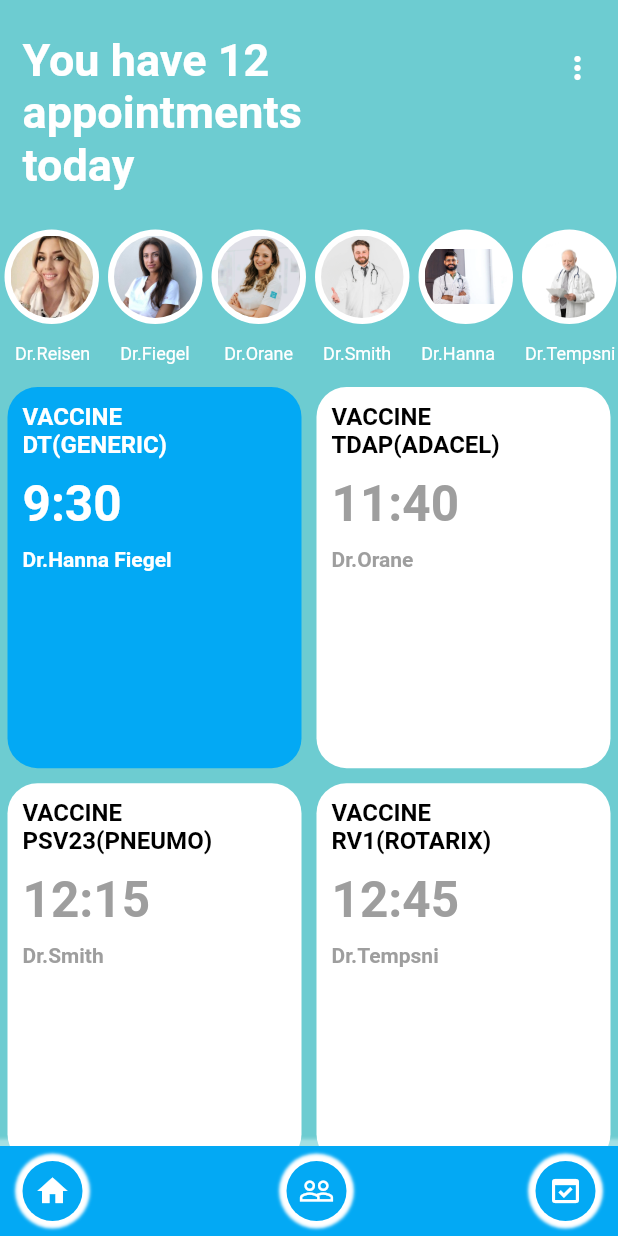
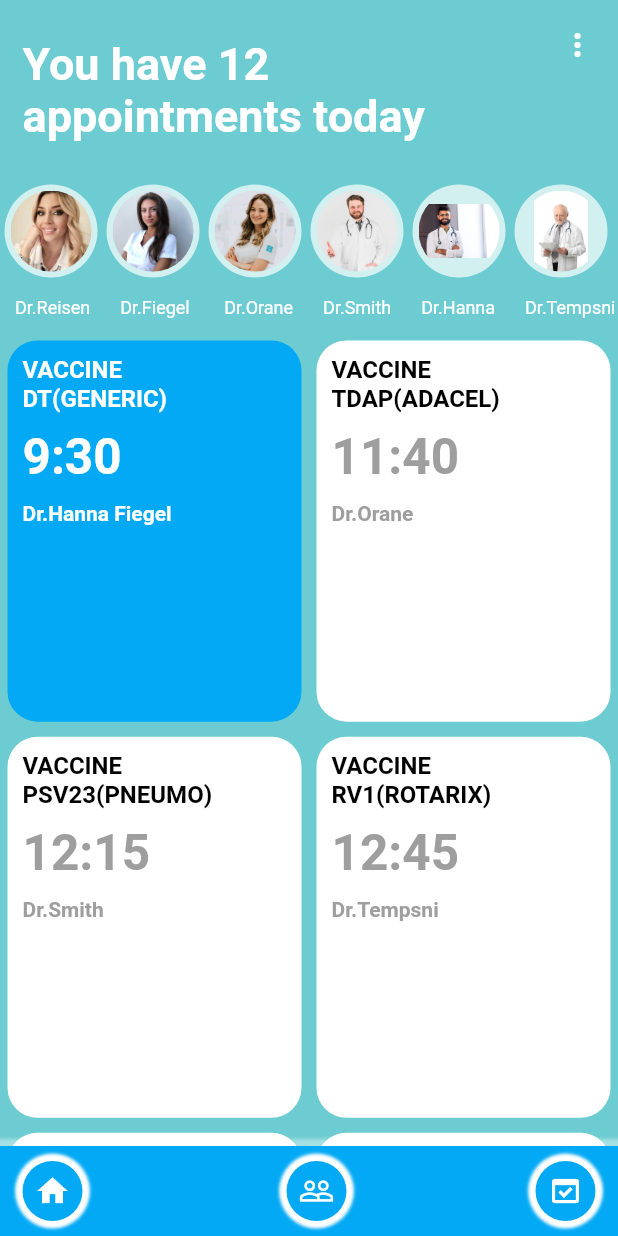
Before and after one commit to caneto/uimedicalapp, a Flutter app: the screen it shows after launch, after a tap on "Sign Up", on a phone screen of 412 x 824 dp. Run offline on Flutter 3.47's test engine with Material 2 defaults, Android fonts, the phone set to English and light mode, and no system bars; our stand-ins replace date_picker_timeline, i18n_extension.

Commit message:
Atualização

```diff
--- a/lib/home_page/home_page.dart
+++ b/lib/home_page/home_page.dart
@@ -8,29 +8,76 @@ import 'package:medical_app/home_page/widgets/home_bottom_navbar.dart';
 import 'package:medical_app/utils/colors_const.dart';
 
 extension Localization on String {
-    static final _t = Translations("en_us") +
+  static final _t = Translations("en_us") +
       {
         "en_us": "You have 12 \nappointments \ntoday",
         "pt_br": "Você tem 12 \ncompromissos \nhoje",
-      } + {
-         "en_us": "Password",
+      } +
+      {
+        "en_us": "Password",
         "pt_br": "Senha",
-      } + {
+      } +
+      {
         "en_us": "Don't have an account?",
         "pt_br": "Não tem uma conta?",
-      } + {
-        "en_us": "Sign Up",
-        "pt_br": "Inscrever-se"
-      } + {
+      } +
+      {"en_us": "Sign Up", "pt_br": "Inscrever-se"} +
+      {
         "en_us": "Register Now",
         "pt_br": "Registrar agora",
-      } + {
+      } +
+      {
         "en_us": "Choose your operating system",
         "pt_br": "Escolha seu sistema operacional",
+      } +
+      {
+        "en_us": "VACCINE \nDT(GENERIC)",
+        "pt_br": "VACINA \nDT(GENÉRICA)",
+      } +
+      {
+        "en_us": "Dr.Hanna Fiegel",
+        "pt_br": "Dra. Hanna Fiegel",
+      } +
+      {"en_us": "VACCINE \nTDAP(ADACEL)", "pt_br": "VACINA \nTDAP(ADACEL)"} +
+      {
+        "en_us": "Dr.Orane",
+        "pt_br": "Dra. Orane",
+      } +
+      {
+        "en_us": "VACCINE \nPSV23(PNEUMO)",
+        "pt_br": "VACINA \nPSV23(PNEUMONIA)",
+      } +
+      {
+        "en_us": "Dr.Smith",
+        "pt_br": "Dra. Smith",
+      } +
+      {
+        "en_us": "VACCINE \nRV1(ROTARIX)",
+        "pt_br": "VACINA \nRV1(ROTARIX)",
+      } +
+      {
+        "en_us": "Dr.Tempsni",
+        "pt_br": "Dra. Tempsni",
+      }+
+      {
+        "en_us": "VACCINE \nHPV",
+        "pt_br": "VACINA \nHPV",
+      } +
+      {
+        "en_us": "Dr.Tempsni",
+        "pt_br": "Dra. Tempsni",
+      }+
+      {
+        "en_us": "VACCINE \nCOVID 19 (Pfizer)",
+        "pt_br": "VACINA \nCOVID 19 (Pfizer",
+      } +
+      {
+        "en_us": "Dr.Tempsni",
+        "pt_br": "Dra. Tempsni",
       };
 
-    String get i18n => localize(this, _t);
-  }
+  String get i18n => localize(this, _t);
+}
 
 class HomePage extends StatelessWidget {
   const HomePage({Key? key}) : super(key: key);
@@ -44,17 +91,17 @@ class HomePage extends StatelessWidget {
           child: Column(
             children: [
               SizedBox(
-                height: 150,
+                height: 120,
                 width: double.infinity,
                 child: Row(
                   children: [
                     Padding(
-                      padding:
-                          const EdgeInsets.symmetric(horizontal: 15, vertical: 20),
+                      padding: const EdgeInsets.symmetric(
+                          horizontal: 15, vertical: 20),
                       child: Text(
-                        'You have 12 \nappointments \ntoday'.i18n,
+                        'You have 12 \nappointments today'.i18n,
                         style: const TextStyle(
-                            color: Colors.white,
+                            color: ColorsConst.colorWhite,
                             fontSize: 30,
                             fontWeight: FontWeight.bold),
                       ),
@@ -65,7 +112,7 @@ class HomePage extends StatelessWidget {
                       child: InkWell(
                         child: Icon(
                           Icons.more_vert,
-                          color: Colors.white,
+                          color: ColorsConst.colorWhite,
                         ),
                       ),
                     ),
--- a/lib/home_page/widgets/home_appbar.dart
+++ b/lib/home_page/widgets/home_appbar.dart
@@ -1,37 +1,38 @@
 // ignore_for_file: file_names
 
 import 'package:flutter/material.dart';
+import 'package:medical_app/utils/colors_const.dart';
 
 // ignore: must_be_immutable
 class HomeAppBar extends StatelessWidget {
   List<Text> nameText = [
     const Text(
       'Dr.Heax',
-      style: TextStyle(fontSize: 12, color: Colors.white),
+      style: TextStyle(fontSize: 12, color: ColorsConst.colorWhite),
     ),
     const Text(
       'Dr.Reisen',
-      style: TextStyle(fontSize: 12, color: Colors.white),
+      style: TextStyle(fontSize: 12, color: ColorsConst.colorWhite),
     ),
     const Text(
       'Dr.Fiegel ',
-      style: TextStyle(fontSize: 12, color: Colors.white),
+      style: TextStyle(fontSize: 12, color: ColorsConst.colorWhite),
     ),
     const Text(
       'Dr.Orane',
-      style: TextStyle(fontSize: 12, color: Colors.white),
+      style: TextStyle(fontSize: 12, color: ColorsConst.colorWhite),
     ),
     const Text(
       'Dr.Smith',
-      style: TextStyle(fontSize: 12, color: Colors.white),
+      style: TextStyle(fontSize: 12, color: ColorsConst.colorWhite),
     ),
     const Text(
       'Dr.Hanna',
-      style: TextStyle(fontSize: 12, color: Colors.white),
+      style: TextStyle(fontSize: 12, color: ColorsConst.colorWhite),
     ),
     const Text(
       'Dr.Tempsni',
-      style: TextStyle(fontSize: 12, color: Colors.white),
+      style: TextStyle(fontSize: 12, color: ColorsConst.colorWhite),
     )
   ];
 
@@ -50,14 +51,14 @@ class HomeAppBar extends StatelessWidget {
                 Container(
                   padding: const EdgeInsets.all(5),
                   margin: const EdgeInsets.all(7),
-                  width: 55,
-                  height: 55,
+                  width: 54,
+                  height: 54,
                   decoration: BoxDecoration(
                     image: DecorationImage(image: AssetImage('images/$i.jpg')),
                     borderRadius: BorderRadius.circular(100),
                     boxShadow: const [
                       BoxShadow(
-                        color: Colors.white,
+                        color: ColorsConst.colorWhiteCircle,
                         blurRadius: 0,
                         spreadRadius: 4,
                       ),
--- a/lib/home_page/widgets/home_bottom_navbar.dart
+++ b/lib/home_page/widgets/home_bottom_navbar.dart
@@ -1,6 +1,7 @@
 // ignore_for_file: file_names
 
 import 'package:flutter/material.dart';
+import 'package:medical_app/utils/colors_const.dart';
 
 class HomeBottomNavBar extends StatelessWidget {
   const HomeBottomNavBar({Key? key}) : super(key: key);
@@ -15,10 +16,10 @@ class HomeBottomNavBar extends StatelessWidget {
           BoxShadow(
             blurRadius: 1,
             spreadRadius: 5,
-            color: Colors.white38,
+            color: ColorsConst.colorWhite38,
           ),
         ],
-        color: Colors.lightBlue,
+        color: ColorsConst.colorLightBlue,
       ),
       child: Padding(
         padding: const EdgeInsets.only(left: 15),
@@ -38,13 +39,13 @@ class HomeBottomNavBar extends StatelessWidget {
                       BoxShadow(
                         blurRadius: 1,
                         spreadRadius: 5,
-                        color: Colors.white,
+                        color: ColorsConst.colorWhite,
                       ),
                     ],
-                    color: Colors.lightBlue),
+                    color: ColorsConst.colorLightBlue),
                 child: const Icon(
                   Icons.home,
-                  color: Colors.white,
+                  color: ColorsConst.colorWhite,
                 ),
               ),
             ),
@@ -63,13 +64,13 @@ class HomeBottomNavBar extends StatelessWidget {
                         BoxShadow(
                           blurRadius: 1,
                           spreadRadius: 5,
-                          color: Colors.white,
+                          color: ColorsConst.colorWhite,
                         ),
                       ],
-                      color: Colors.lightBlue),
+                      color: ColorsConst.colorLightBlue),
                   child: const Icon(
                     Icons.people_outline,
-                    color: Colors.white,
+                    color: ColorsConst.colorWhite,
                   ),
                 ),
               ),
@@ -89,13 +90,13 @@ class HomeBottomNavBar extends StatelessWidget {
                         BoxShadow(
                           blurRadius: 1,
                           spreadRadius: 5,
-                          color: Colors.white,
+                          color: ColorsConst.colorWhite,
                         ),
                       ],
-                      color: Colors.lightBlue),
+                      color: ColorsConst.colorLightBlue),
                   child: const Icon(
                     Icons.domain_verification,
-                    color: Colors.white,
+                    color: ColorsConst.colorWhite,
                   ),
                 ),
               ),
--- a/lib/home_page/widgets/home_grid_items.dart
+++ b/lib/home_page/widgets/home_grid_items.dart
@@ -1,6 +1,8 @@
 // ignore_for_file: file_names
 
 import 'package:flutter/material.dart';
+import 'package:medical_app/Home_Page/Home_Page.dart';
+import 'package:medical_app/utils/colors_const.dart';
 
 class HomeGridItems extends StatelessWidget {
   const HomeGridItems({Key? key}) : super(key: key);
@@ -16,39 +18,39 @@ class HomeGridItems extends StatelessWidget {
         //   for (int i = 1; i < 5; i++)
         InkWell(
           onTap: () {
-            Navigator.pushNamed(context, 'DoctorEditPage');
+            Navigator.pushNamed(context, 'doctorEditPage');
           },
           child: Container(
             padding: const EdgeInsets.all(10),
             margin: const EdgeInsets.only(left: 5, right: 5, bottom: 5, top: 5),
             decoration: BoxDecoration(
-              color: Colors.lightBlue,
+              color: ColorsConst.colorLightBlue,
               borderRadius: BorderRadius.circular(20),
             ),
             child: Column(
               mainAxisAlignment: MainAxisAlignment.start,
               crossAxisAlignment: CrossAxisAlignment.start,
-              children: const [
+              children: [
                 Text(
-                  'VACCINE \nDT(GENERIC)',
-                  style: TextStyle(
-                      color: Colors.white,
+                  'VACCINE \nDT(GENERIC)'.i18n,
+                  style: const TextStyle(
+                      color: ColorsConst.colorWhite,
                       fontSize: 16,
                       fontWeight: FontWeight.bold),
                 ),
-                SizedBox(height: 10),
-                Text(
+                const SizedBox(height: 10),
+                const Text(
                   '9:30',
                   style: TextStyle(
-                      color: Colors.white,
+                      color: ColorsConst.colorWhite,
                       fontSize: 33,
                       fontWeight: FontWeight.bold),
                 ),
-                SizedBox(height: 10),
+                const SizedBox(height: 10),
                 Text(
-                  'Dr.Hanna Fiegel',
-                  style: TextStyle(
-                      color: Colors.white,
+                  'Dr.Hanna Fiegel'.i18n,
+                  style: const TextStyle(
+                      color: ColorsConst.colorWhite,
                       fontSize: 14,
                       fontWeight: FontWeight.bold),
                 ),
@@ -60,33 +62,33 @@ class HomeGridItems extends StatelessWidget {
           padding: const EdgeInsets.all(10),
           margin: const EdgeInsets.only(left: 5, right: 5, bottom: 5, top: 5),
           decoration: BoxDecoration(
-            color: Colors.white,
+            color: ColorsConst.colorWhite,
             borderRadius: BorderRadius.circular(20),
           ),
           child: Column(
             mainAxisAlignment: MainAxisAlignment.start,
             crossAxisAlignment: CrossAxisAlignment.start,
-            children: const [
+            children: [
               Text(
-                'VACCINE \nTDAP(ADACEL)',
-                style: TextStyle(
-                    color: Colors.black,
+                'VACCINE \nTDAP(ADACEL)'.i18n,
+                style: const TextStyle(
+                    color: ColorsConst.colorBlack,
                     fontSize: 16,
                     fontWeight: FontWeight.bold),
               ),
-              SizedBox(height: 10),
-              Text(
+              const SizedBox(height: 10),
+              const Text(
                 '11:40',
                 style: TextStyle(
-                    color: Colors.grey,
+                    color: ColorsConst.colorGray,
                     fontSize: 33,
                     fontWeight: FontWeight.bold),
               ),
-              SizedBox(height: 10),
+              const SizedBox(height: 10),
               Text(
-                'Dr.Orane',
-                style: TextStyle(
-                    color: Colors.grey,
+                'Dr.Orane'.i18n,
+                style: const TextStyle(
+                    color: ColorsConst.colorGray,
                     fontSize: 14,
                     fontWeight: FontWeight.bold),
               ),
@@ -97,33 +99,33 @@ class HomeGridItems extends StatelessWidget {
           padding: const EdgeInsets.all(10),
           margin: const EdgeInsets.only(left: 5, right: 5, bottom: 5, top: 5),
           decoration: BoxDecoration(
-            color: Colors.white,
+            color: ColorsConst.colorWhite,
             borderRadius: BorderRadius.circular(20),
           ),
           child: Column(
             mainAxisAlignment: MainAxisAlignment.start,
             crossAxisAlignment: CrossAxisAlignment.start,
-            children: const [
+            children: [
               Text(
-                'VACCINE \nPSV23(PNEUMO)',
-                style: TextStyle(
-                    color: Colors.black,
+                'VACCINE \nPSV23(PNEUMO)'.i18n,
+                style: const TextStyle(
+                    color: ColorsConst.colorBlack,
                     fontSize: 16,
                     fontWeight: FontWeight.bold),
               ),
-              SizedBox(height: 10),
-              Text(
+              const SizedBox(height: 10),
+              const Text(
                 '12:15',
                 style: TextStyle(
-                    color: Colors.grey,
+                    color: ColorsConst.colorGray,
                     fontSize: 33,
                     fontWeight: FontWeight.bold),
               ),
-              SizedBox(height: 10),
+              const SizedBox(height: 10),
               Text(
-                'Dr.Smith',
-                style: TextStyle(
-                    color: Colors.grey,
+                'Dr.Smith'.i18n,
+                style: const TextStyle(
+                    color: ColorsConst.colorGray,
                     fontSize: 14,
                     fontWeight: FontWeight.bold),
               ),
@@ -134,33 +136,107 @@ class HomeGridItems extends StatelessWidget {
           padding: const EdgeInsets.all(10),
           margin: const EdgeInsets.only(left: 5, right: 5, bottom: 5, top: 5),
           decoration: BoxDecoration(
-            color: Colors.white,
+            color: ColorsConst.colorWhite,
             borderRadius: BorderRadius.circular(20),
           ),
           child: Column(
             mainAxisAlignment: MainAxisAlignment.start,
             crossAxisAlignment: CrossAxisAlignment.start,
-            children: const [
+            children: [
               Text(
-                'VACCINE \nRV1(ROTARIX)',
-                style: TextStyle(
-                    color: Colors.black,
+                'VACCINE \nRV1(ROTARIX)'.i18n,
+                style: const TextStyle(
+                    color: ColorsConst.colorBlack,
                     fontSize: 16,
                     fontWeight: FontWeight.bold),
               ),
-              SizedBox(height: 10),
-              Text(
+              const SizedBox(height: 10),
+              const Text(
                 '12:45',
                 style: TextStyle(
-                    color: Colors.grey,
+                    color: ColorsConst.colorGray,
                     fontSize: 33,
                     fontWeight: FontWeight.bold),
               ),
-              SizedBox(height: 10),
+              const SizedBox(height: 10),
               Text(
-                'Dr.Tempsni',
+                'Dr.Tempsni'.i18n,
+                style: const TextStyle(
+                    color: ColorsConst.colorGray,
+                    fontSize: 14,
+                    fontWeight: FontWeight.bold),
+              ),
+            ],
+          ),
+        ),
+        Container(
+          padding: const EdgeInsets.all(10),
+          margin: const EdgeInsets.only(left: 5, right: 5, bottom: 5, top: 5),
+          decoration: BoxDecoration(
+            color: ColorsConst.colorWhite,
+            borderRadius: BorderRadius.circular(20),
+          ),
+          child: Column(
+            mainAxisAlignment: MainAxisAlignment.start,
+            crossAxisAlignment: CrossAxisAlignment.start,
+            children: [
+              Text(
+                'VACCINE \nHPV'.i18n,
+                style: const TextStyle(
+                    color: ColorsConst.colorBlack,
+                    fontSize: 16,
+                    fontWeight: FontWeight.bold),
+              ),
+              const SizedBox(height: 10),
+              const Text(
+                '12:15',
                 style: TextStyle(
-                    color: Colors.grey,
+                    color: ColorsConst.colorGray,
+                    fontSize: 33,
+                    fontWeight: FontWeight.bold),
+              ),
+              const SizedBox(height: 10),
+              Text(
+                'Dr.Smith'.i18n,
+                style: const TextStyle(
+                    color: ColorsConst.colorGray,
+                    fontSize: 14,
+                    fontWeight: FontWeight.bold),
+              ),
+            ],
+          ),
+        ),
+        Container(
+          padding: const EdgeInsets.all(10),
+          margin: const EdgeInsets.only(left: 5, right: 5, bottom: 5, top: 5),
+          decoration: BoxDecoration(
+            color: ColorsConst.colorWhite,
+            borderRadius: BorderRadius.circular(20),
+          ),
+          child: Column(
+            mainAxisAlignment: MainAxisAlignment.start,
+            crossAxisAlignment: CrossAxisAlignment.start,
+            children: [
+              Text(
+                'VACCINE \nCOVID 19 (Pfizer)'.i18n,
+                style: const TextStyle(
+                    color: ColorsConst.colorBlack,
+                    fontSize: 16,
+                    fontWeight: FontWeight.bold),
+              ),
+              const SizedBox(height: 10),
+              const Text(
+                '12:45',
+                style: TextStyle(
+                    color: ColorsConst.colorGray,
+                    fontSize: 33,
+                    fontWeight: FontWeight.bold),
+              ),
+              const SizedBox(height: 10),
+              Text(
+                'Dr.Tempsni'.i18n,
+                style: const TextStyle(
+                    color: ColorsConst.colorGray,
                     fontSize: 14,
                     fontWeight: FontWeight.bold),
               ),
--- a/lib/login_page.dart
+++ b/lib/login_page.dart
@@ -1,3 +1,4 @@
+// ignore: file_names
 import 'package:flutter/material.dart';
 import 'package:i18n_extension/i18n_extension.dart';
 import 'package:medical_app/utils/colors_const.dart';
@@ -30,7 +31,6 @@ extension Localization on String {
 class LoginPage extends StatelessWidget {
   const LoginPage({Key? key}) : super(key: key);
 
-
   @override
   Widget build(BuildContext context) {
     return Scaffold(
@@ -57,12 +57,12 @@ class LoginPage extends StatelessWidget {
                 keyboardType: TextInputType.emailAddress,
                 decoration: InputDecoration(
                   labelText: 'Email Address'.i18n,
-                  labelStyle: const TextStyle(color: Colors.white),
+                  labelStyle: const TextStyle(color: ColorsConst.colorWhite),
                   icon: const Padding(
                     padding: EdgeInsets.only(top: 15),
                     child: Icon(
                       Icons.alternate_email_sharp,
-                      color: Colors.white,
+                      color: ColorsConst.colorWhite,
                     ),
                   ),
                 ),
@@ -75,7 +75,7 @@ class LoginPage extends StatelessWidget {
                 keyboardType: TextInputType.text,
                 decoration: InputDecoration(
                   labelText: 'Password'.i18n,
-                  labelStyle: const TextStyle(color: Colors.white),
+                  labelStyle: const TextStyle(color: ColorsConst.colorWhite),
                   icon: const Padding(
                     padding: EdgeInsets.only(top: 15),
                     child: Icon(
@@ -97,12 +97,12 @@ class LoginPage extends StatelessWidget {
                     const EdgeInsets.symmetric(horizontal: 65, vertical: 10),
                 decoration: BoxDecoration(
                   borderRadius: BorderRadius.circular(20),
-                  color: ColorsConst.color_blue,
+                  color: ColorsConst.colorBlue,
                   boxShadow: const [
                     BoxShadow(
                       blurRadius: 2,
                       spreadRadius: 4,
-                      color: Colors.white,
+                      color: ColorsConst.colorWhite,
                     ),
                   ],
                 ),
@@ -110,7 +110,7 @@ class LoginPage extends StatelessWidget {
                   child: Text(
                     'Sign Up'.i18n,
                     style: const TextStyle(
-                        color: Colors.white,
+                        color: ColorsConst.colorWhite,
                         fontSize: 18,
                         fontWeight: FontWeight.bold),
                   ),
@@ -124,12 +124,12 @@ class LoginPage extends StatelessWidget {
                 children: [
                   Text(
                     "Don't have an account?".i18n,
-                    style: const TextStyle(fontSize: 15, color: Colors.white),
+                    style: const TextStyle(fontSize: 15, color: ColorsConst.colorWhite),
                   ),
                   const SizedBox(width: 10),
                   Text(
                     'Register Now'.i18n,
-                    style: const TextStyle(fontSize: 15, color: Colors.white),
+                    style: const TextStyle(fontSize: 15, color: ColorsConst.colorWhite),
                   )
                 ],
               ),
@@ -137,7 +137,7 @@ class LoginPage extends StatelessWidget {
             const SizedBox(height: 50),
             Text(
               'Choose your operating system'.i18n,
-              style: const TextStyle(color: Colors.white),
+              style: const TextStyle(color: ColorsConst.colorWhite),
             ),
             const SizedBox(height: 10),
             Row(
--- a/lib/utils/colors_const.dart
+++ b/lib/utils/colors_const.dart
@@ -3,7 +3,11 @@ import 'package:flutter/material.dart';
 class ColorsConst {
   static const cardColor = Color.fromARGB(255, 45, 103, 248);
   static const backgroundColor = Color(0xAB25B3BB);
-  static const color_blue = Color(0xAF1657FF);
-  static const onSecondary = Color(0xFFFFFFFF);
-  static const onError = Color(0xFFFF0000);
+  static const colorBlue = Color(0xAF1657FF);
+  static const colorLightBlue = Colors.lightBlue;
+  static const colorWhite38 = Colors.white38;
+  static const colorWhite = Colors.white;
+  static const colorWhiteCircle = Colors.white70;
+  static const colorBlack = Colors.black;
+  static const colorGray = Colors.grey;
 }
```
